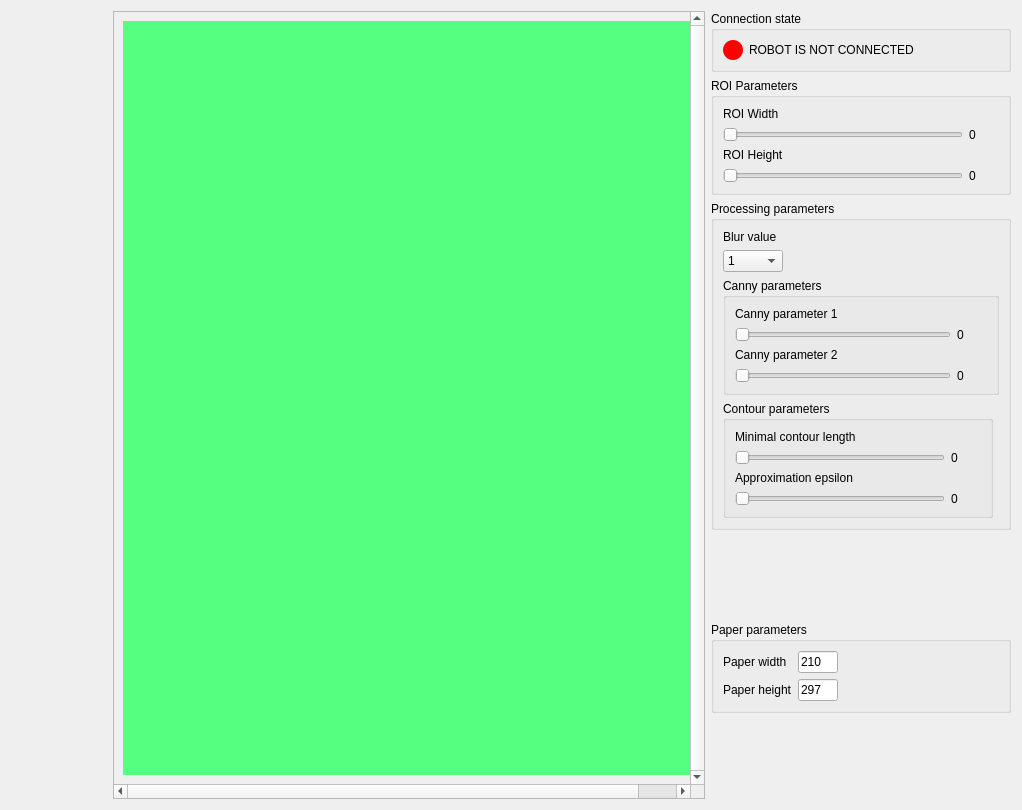
Old version of the form main_window.ui in the repository dm-bogachev/FotoRobot-2.0.
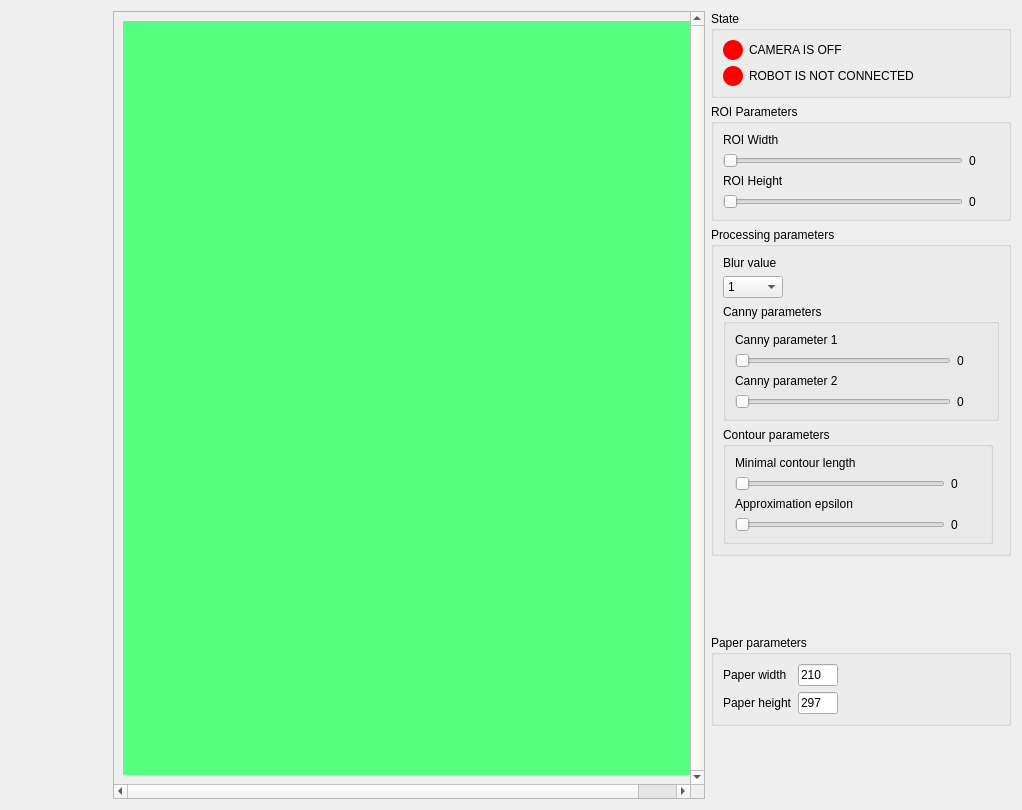
New version of the form. Icons and pictures are not drawn. Custom widgets are drawn as their Qt base class.

The edit to the form file:
```diff
--- a/main_window.ui
+++ b/main_window.ui
@@ -2,6 +2,9 @@
 <ui version="4.0">
  <class>window_form</class>
  <widget class="QWidget" name="window_form">
+  <property name="enabled">
+   <bool>true</bool>
+  </property>
   <property name="geometry">
    <rect>
     <x>0</x>
@@ -301,49 +304,10 @@
         </size>
        </property>
        <property name="title">
-        <string>Connection state</string>
+        <string>State</string>
        </property>
-       <layout class="QHBoxLayout" name="horizontalLayout_2">
-        <item>
-         <widget class="QLabel" name="label_connection_state_lamp">
-          <property name="sizePolicy">
-           <sizepolicy hsizetype="Preferred" vsizetype="Preferred">
-            <horstretch>0</horstretch>
-            <verstretch>0</verstretch>
-           </sizepolicy>
-          </property>
-          <property name="minimumSize">
-           <size>
-            <width>20</width>
-            <height>20</height>
-           </size>
-          </property>
-          <property name="maximumSize">
-           <size>
-            <width>20</width>
-            <height>20</height>
-           </size>
-          </property>
-          <property name="styleSheet">
-           <string notr="true">border-radius: 10px;
-background-color: rgb(255, 0, 0);
-
-
-</string>
-          </property>
-          <property name="text">
-           <string/>
-          </property>
-         </widget>
-        </item>
-        <item>
-         <widget class="QLabel" name="label_connection_state">
-          <property name="text">
-           <string>ROBOT IS NOT CONNECTED</string>
-          </property>
-         </widget>
-        </item>
-        <item>
+       <layout class="QGridLayout" name="gridLayout_6">
+        <item row="1" column="3">
          <spacer name="horizontalSpacer">
           <property name="orientation">
            <enum>Qt::Horizontal</enum>
@@ -356,6 +320,84 @@
           </property>
          </spacer>
         </item>
+        <item row="0" column="0">
+         <widget class="QLabel" name="label_camera_state_lamp">
+          <property name="sizePolicy">
+           <sizepolicy hsizetype="Preferred" vsizetype="Preferred">
+            <horstretch>0</horstretch>
+            <verstretch>0</verstretch>
+           </sizepolicy>
+          </property>
+          <property name="minimumSize">
+           <size>
+            <width>20</width>
+            <height>20</height>
+           </size>
+          </property>
+          <property name="maximumSize">
+           <size>
+            <width>20</width>
+            <height>20</height>
+           </size>
+          </property>
+          <property name="styleSheet">
+           <string notr="true">border-radius: 10px;
+background-color: rgb(255, 0, 0);
+
+
+</string>
+          </property>
+          <property name="text">
+           <string/>
+          </property>
+         </widget>
+        </item>
+        <item row="1" column="0">
+         <widget class="QLabel" name="label_connection_state_lamp">
+          <property name="sizePolicy">
+           <sizepolicy hsizetype="Preferred" vsizetype="Preferred">
+            <horstretch>0</horstretch>
+            <verstretch>0</verstretch>
+           </sizepolicy>
+          </property>
+          <property name="minimumSize">
+           <size>
+            <width>20</width>
+            <height>20</height>
+           </size>
+          </property>
+          <property name="maximumSize">
+           <size>
+            <width>20</width>
+            <height>20</height>
+           </size>
+          </property>
+          <property name="styleSheet">
+           <string notr="true">border-radius: 10px;
+background-color: rgb(255, 0, 0);
+
+
+</string>
+          </property>
+          <property name="text">
+           <string/>
+          </property>
+         </widget>
+        </item>
+        <item row="0" column="1">
+         <widget class="QLabel" name="label_camera_state">
+          <property name="text">
+           <string>CAMERA IS OFF</string>
+          </property>
+         </widget>
+        </item>
+        <item row="1" column="1">
+         <widget class="QLabel" name="label_connection_state">
+          <property name="text">
+           <string>ROBOT IS NOT CONNECTED</string>
+          </property>
+         </widget>
+        </item>
        </layout>
       </widget>
      </item>
```
Left out of the diff: 11 changed lines with no effect on the pictures.
